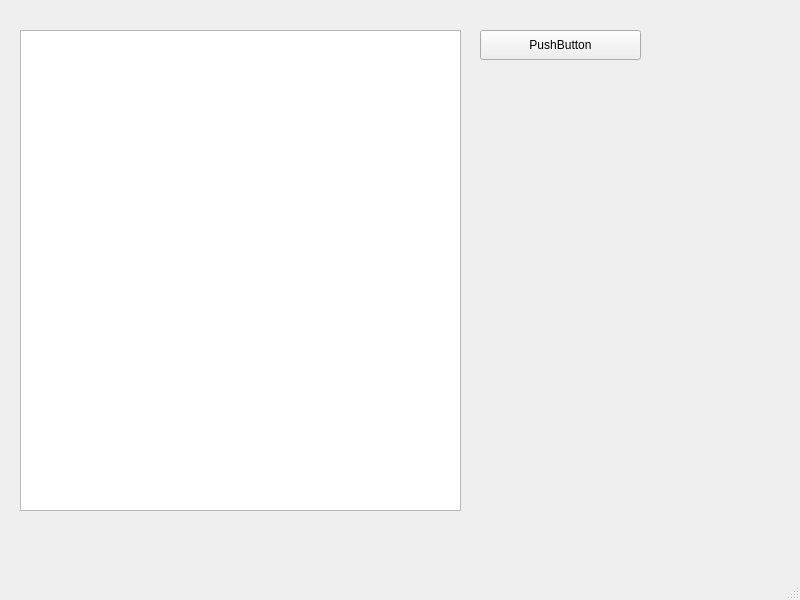
This is MainWindow.ui in Metalhead33/CK3-Culture-Patcher as Qt 5 draws it before an edit. The edited form follows.
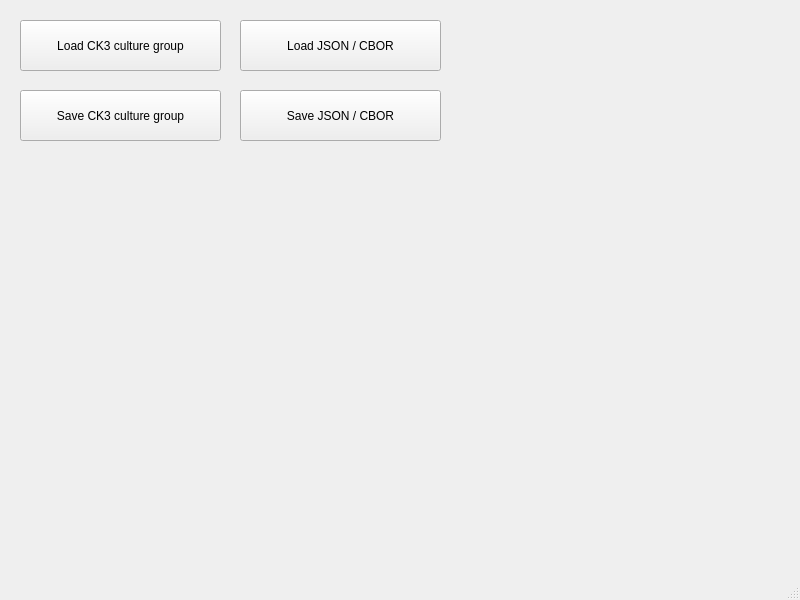
This is the edited form.

Commit message: Fixed JSON and CBOR parsing. Now will need to add "used_for_random = no" next.

What changed in the file:
```diff
--- a/MainWindow.ui
+++ b/MainWindow.ui
@@ -14,27 +14,56 @@
    <string>MainWindow</string>
   </property>
   <widget class="QWidget" name="centralwidget">
-   <widget class="QPlainTextEdit" name="plainTextEdit">
+   <widget class="QPushButton" name="loadRegular">
     <property name="geometry">
      <rect>
       <x>20</x>
-      <y>30</y>
-      <width>441</width>
-      <height>481</height>
+      <y>20</y>
+      <width>201</width>
+      <height>51</height>
      </rect>
     </property>
+    <property name="text">
+     <string>Load CK3 culture group</string>
+    </property>
    </widget>
    <widget class="QPushButton" name="pushButton">
     <property name="geometry">
      <rect>
-      <x>480</x>
-      <y>30</y>
-      <width>161</width>
-      <height>30</height>
+      <x>20</x>
+      <y>90</y>
+      <width>201</width>
+      <height>51</height>
      </rect>
     </property>
     <property name="text">
-     <string>PushButton</string>
+     <string>Save CK3 culture group</string>
+    </property>
+   </widget>
+   <widget class="QPushButton" name="loadJson">
+    <property name="geometry">
+     <rect>
+      <x>240</x>
+      <y>20</y>
+      <width>201</width>
+      <height>51</height>
+     </rect>
+    </property>
+    <property name="text">
+     <string>Load JSON / CBOR</string>
+    </property>
+   </widget>
+   <widget class="QPushButton" name="saveJson">
+    <property name="geometry">
+     <rect>
+      <x>240</x>
+      <y>90</y>
+      <width>201</width>
+      <height>51</height>
+     </rect>
+    </property>
+    <property name="text">
+     <string>Save JSON / CBOR</string>
     </property>
    </widget>
   </widget>
```
Left out of the diff: 2 changed lines with no effect on the pictures. The commit also changes 4 other files.
